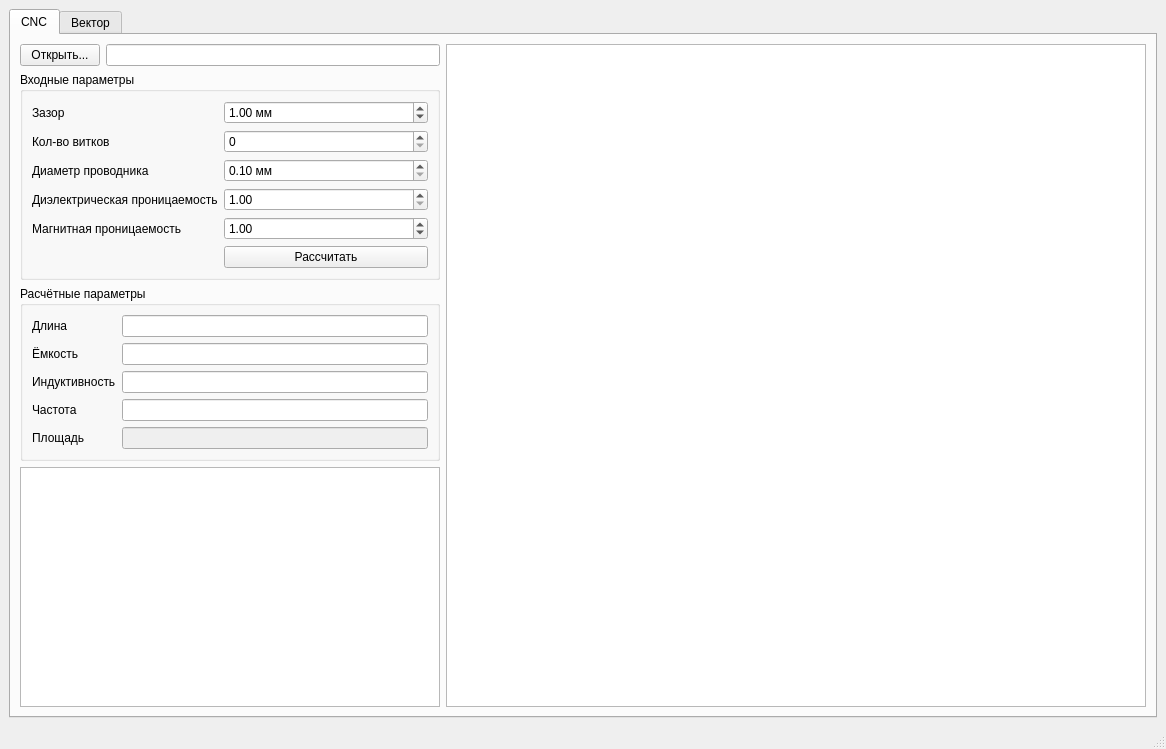
igrekus/coil, file mainwindow.ui: the form before one commit.
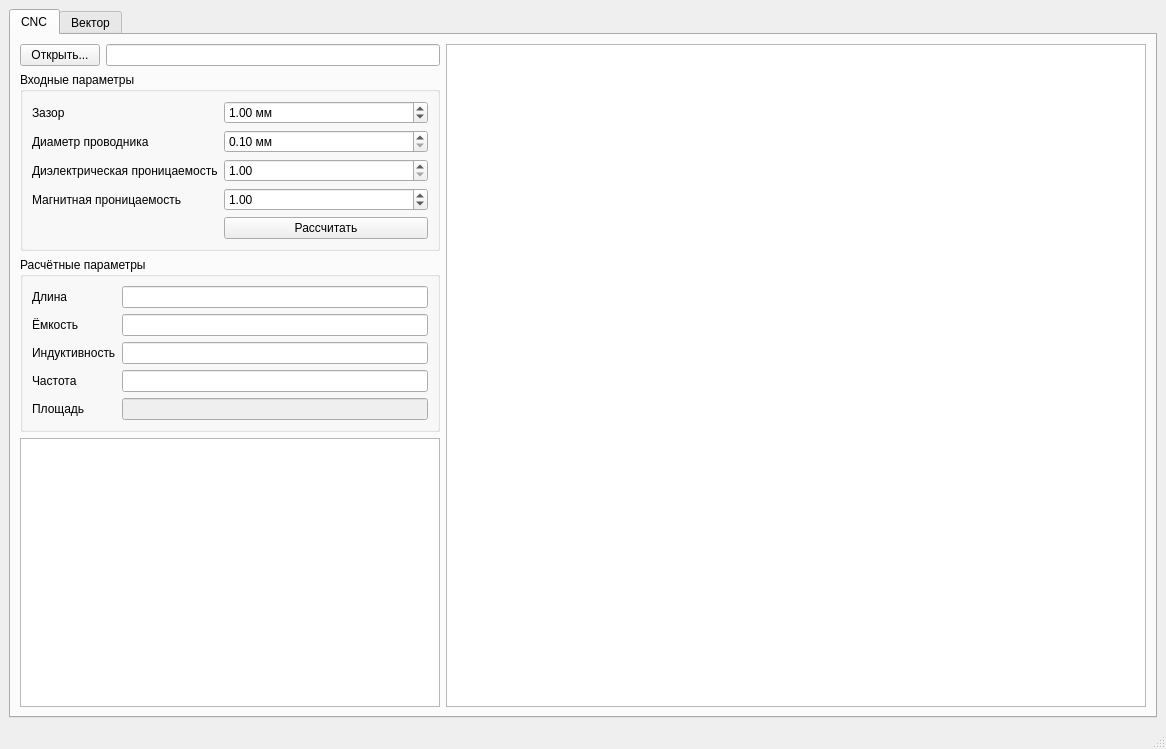
The form after the commit.

Commit message: WIP: remove unneeded loop count coil parameter

Patch:
```diff
--- a/mainwindow.ui
+++ b/mainwindow.ui
@@ -74,23 +74,13 @@
               </widget>
              </item>
              <item row="1" column="0">
-              <widget class="QLabel" name="lblLoopCount">
-               <property name="text">
-                <string>Кол-во витков</string>
-               </property>
-              </widget>
-             </item>
-             <item row="1" column="1">
-              <widget class="QSpinBox" name="spinLoopCount"/>
-             </item>
-             <item row="2" column="0">
               <widget class="QLabel" name="lblWireDiameter">
                <property name="text">
                 <string>Диаметр проводника</string>
                </property>
               </widget>
              </item>
-             <item row="2" column="1">
+             <item row="1" column="1">
               <widget class="QDoubleSpinBox" name="spinWireDiameter">
                <property name="suffix">
                 <string> мм</string>
@@ -106,14 +96,14 @@
                </property>
               </widget>
              </item>
-             <item row="3" column="0">
+             <item row="2" column="0">
               <widget class="QLabel" name="lblDielectricConst">
                <property name="text">
                 <string>Диэлектрическая проницаемость</string>
                </property>
               </widget>
              </item>
-             <item row="3" column="1">
+             <item row="2" column="1">
               <widget class="QDoubleSpinBox" name="spinDielectricConst">
                <property name="minimum">
                 <double>1.000000000000000</double>
@@ -123,21 +113,21 @@
                </property>
               </widget>
              </item>
-             <item row="4" column="0">
+             <item row="3" column="0">
               <widget class="QLabel" name="lblMagneticConst">
                <property name="text">
                 <string>Магнитная проницаемость</string>
                </property>
               </widget>
              </item>
-             <item row="4" column="1">
+             <item row="3" column="1">
               <widget class="QDoubleSpinBox" name="spinMagneticConst">
                <property name="value">
                 <double>1.000000000000000</double>
                </property>
               </widget>
              </item>
-             <item row="5" column="1">
+             <item row="4" column="1">
               <widget class="QPushButton" name="btnCalc">
                <property name="text">
                 <string>Рассчитать</string>
```
Left out of the diff: 2 changed lines with no effect on the pictures. The commit also changes 1 other file.
